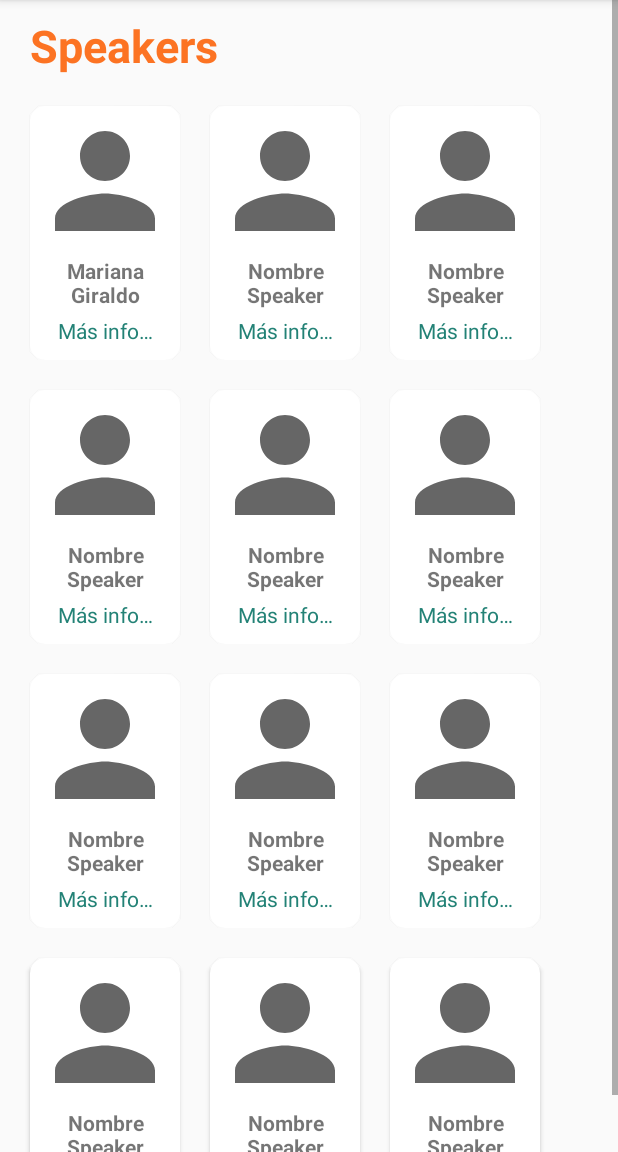
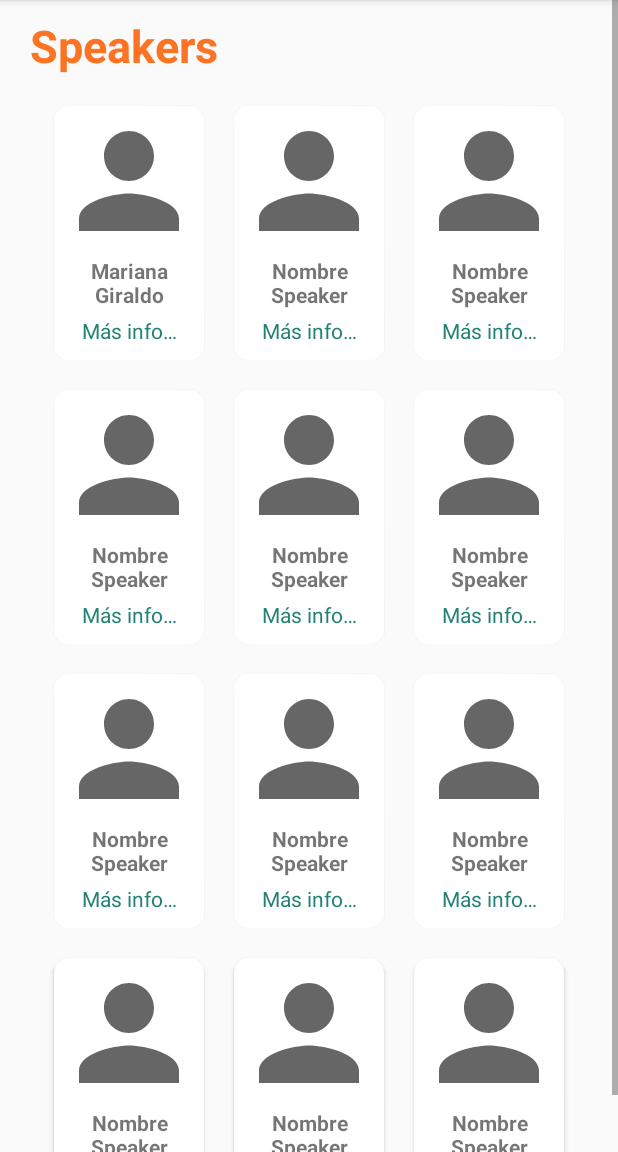
Before and after one commit to MarianaGiraldo/AndroidStudioProjects, an Android app: the fragment SpeakersFragment shown on its own in the app's theme, on a phone screen of 412 x 824 dp, the part 84-1236 px from its top. Run offline under Robolectric (Android 15) with nearby library versions, the phone set to English and light mode, and no system bars.

Commit message:
5 Noviembre - center content

```diff
--- a/newapp/app/src/main/res/layout/fragment_agenda.xml
+++ b/newapp/app/src/main/res/layout/fragment_agenda.xml
@@ -37,7 +37,8 @@
                     android:layout_width="@dimen/width_calendar_agenda"
                     android:layout_height="@dimen/height_calendar_agenda"
                     android:src="@drawable/calendar"
-                    android:contentDescription="@string/calendar_image" />
+                    android:contentDescription="@string/calendar_image"
+                    android:layout_gravity="center_horizontal"/>
             </androidx.cardview.widget.CardView>
             <androidx.cardview.widget.CardView
                 android:layout_width="match_parent"
--- a/newapp/app/src/main/res/layout/fragment_evento.xml
+++ b/newapp/app/src/main/res/layout/fragment_evento.xml
@@ -85,8 +85,7 @@
                         android:layout_width="wrap_content"
                         android:layout_height="wrap_content"
                         android:orientation="vertical"
-                        android:layout_marginStart="@dimen/margin_speaker"
-                        android:layout_marginEnd="@dimen/margin_speaker"
+                        android:layout_gravity="center_horizontal"
                         android:paddingBottom="@dimen/padding_speaker"
                         >
                         <ImageView
--- a/newapp/app/src/main/res/layout/fragment_speakers.xml
+++ b/newapp/app/src/main/res/layout/fragment_speakers.xml
@@ -26,9 +26,10 @@
                 android:layout_marginStart="@dimen/margin_agenda"/>
 
             <LinearLayout
-                android:layout_width="match_parent"
+                android:layout_width="wrap_content"
                 android:layout_height="wrap_content"
-                android:orientation="horizontal">
+                android:orientation="horizontal"
+                android:layout_gravity="center_horizontal">
                 <androidx.cardview.widget.CardView
                     android:layout_width="wrap_content"
                     android:layout_height="wrap_content"
@@ -139,9 +140,10 @@
                 </androidx.cardview.widget.CardView>
             </LinearLayout>
             <LinearLayout
-                android:layout_width="match_parent"
+                android:layout_width="wrap_content"
                 android:layout_height="wrap_content"
-                android:orientation="horizontal">
+                android:orientation="horizontal"
+                android:layout_gravity="center_horizontal">
                 <androidx.cardview.widget.CardView
                     android:layout_width="wrap_content"
                     android:layout_height="wrap_content"
@@ -252,9 +254,10 @@
                 </androidx.cardview.widget.CardView>
             </LinearLayout>
             <LinearLayout
-                android:layout_width="match_parent"
+                android:layout_width="wrap_content"
                 android:layout_height="wrap_content"
-                android:orientation="horizontal">
+                android:orientation="horizontal"
+                android:layout_gravity="center_horizontal">
                 <androidx.cardview.widget.CardView
                     android:layout_width="wrap_content"
                     android:layout_height="wrap_content"
@@ -365,9 +368,10 @@
                 </androidx.cardview.widget.CardView>
             </LinearLayout>
             <LinearLayout
-                android:layout_width="match_parent"
+                android:layout_width="wrap_content"
                 android:layout_height="wrap_content"
-                android:orientation="horizontal">
+                android:orientation="horizontal"
+                android:layout_gravity="center_horizontal">
                 <androidx.cardview.widget.CardView
                     android:layout_width="wrap_content"
                     android:layout_height="wrap_content"
--- a/newapp/app/src/main/res/values/dimens.xml
+++ b/newapp/app/src/main/res/values/dimens.xml
@@ -16,7 +16,7 @@
     <dimen name="titulo_evento">18sp</dimen>
     <dimen name="desc_evento">13sp</dimen>
 
-    <dimen name="tam_logo_splash">250dp</dimen>
+    <dimen name="tam_logo_splash">200dp</dimen>
 
     <dimen name="width_calendar_agenda">380dp</dimen>
     <dimen name="height_calendar_agenda">250dp</dimen>
```
Also changed, not shown: newapp/app/src/main/res/layout/activity_splash.xml (+7 -11 lines).
